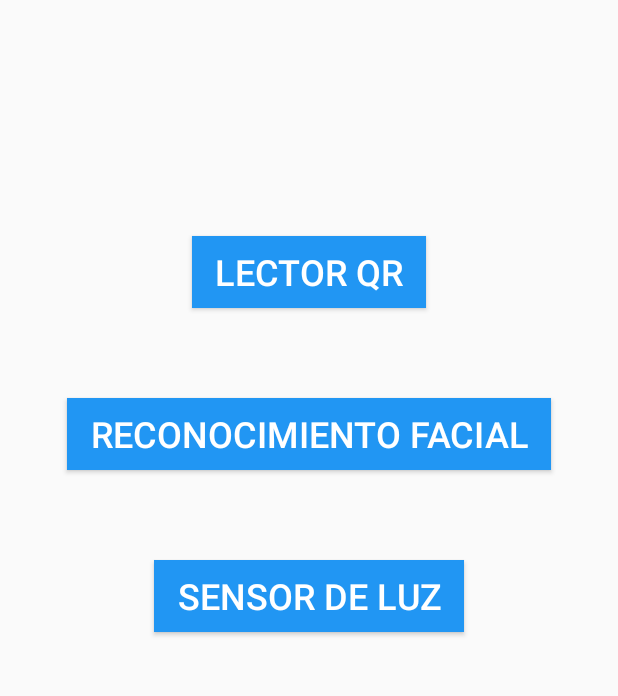
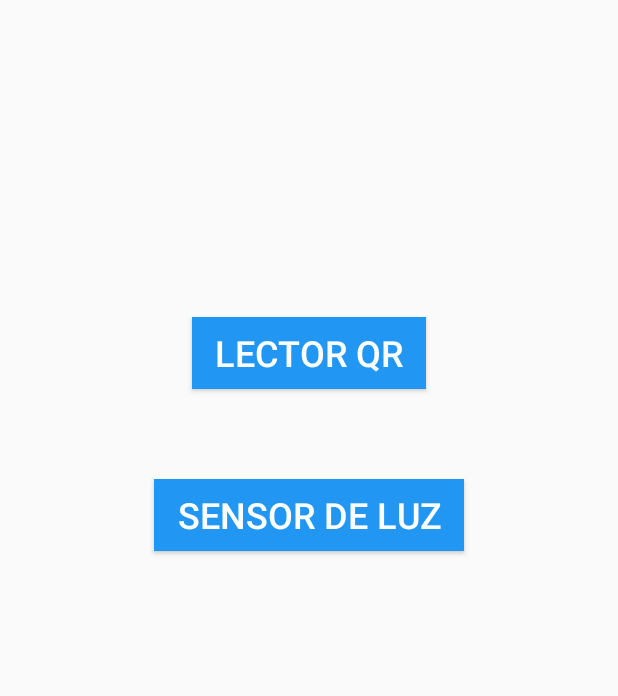
Before and after one commit to diegoqb31/IOT, an Android app: the layout activity_main.xml on its own in the app's theme, with its tools: preview values and no code run, on a phone screen of 412 x 824 dp, the part 217-913 px from its top. Run offline under Robolectric (Android 15) with nearby library versions, the phone set to English and light mode, and no system bars.

Commit message:
QR with webview

```diff
--- a/app/src/main/java/com/example/iot_delta/MainActivity.kt
+++ b/app/src/main/java/com/example/iot_delta/MainActivity.kt
@@ -42,6 +42,9 @@ class MainActivity : AppCompatActivity() {
                 Toast.makeText(this,"Cancelado",Toast.LENGTH_SHORT).show()
             }else{
                 Toast.makeText(this,"El valor escaneado es: ${result.contents}",Toast.LENGTH_SHORT).show()
+                val intent = Intent(this, NavegadorActivity::class.java)
+                intent.putExtra("direccion", result.contents.toString())
+                startActivity(intent)
             }
         }else{
             super.onActivityResult(requestCode, resultCode, data)
--- a/app/src/main/res/layout/activity_main.xml
+++ b/app/src/main/res/layout/activity_main.xml
@@ -52,19 +52,6 @@
                 tools:ignore="TextContrastCheck" />
 
             <Button
-                android:id="@+id/btnFacial"
-                android:layout_width="wrap_content"
-                android:layout_height="wrap_content"
-                android:layout_marginBottom="60dp"
-                android:background="@color/ligth_blue"
-                android:paddingLeft="15dp"
-                android:paddingRight="15dp"
-                android:text="@string/facial"
-                android:textColor="#FFFFFF"
-                android:textSize="24sp"
-                tools:ignore="TextContrastCheck" />
-
-            <Button
                 android:id="@+id/btnSensorLuz"
                 android:layout_width="wrap_content"
                 android:layout_height="wrap_content"
```
Also changed, not shown: app/src/main/AndroidManifest.xml (+12 -4 lines), app/src/main/java/com/example/iot_delta/NavegadorActivity.kt (added, +23 -0 lines), app/src/main/res/layout/activity_navegador.xml (added, +19 -0 lines).
